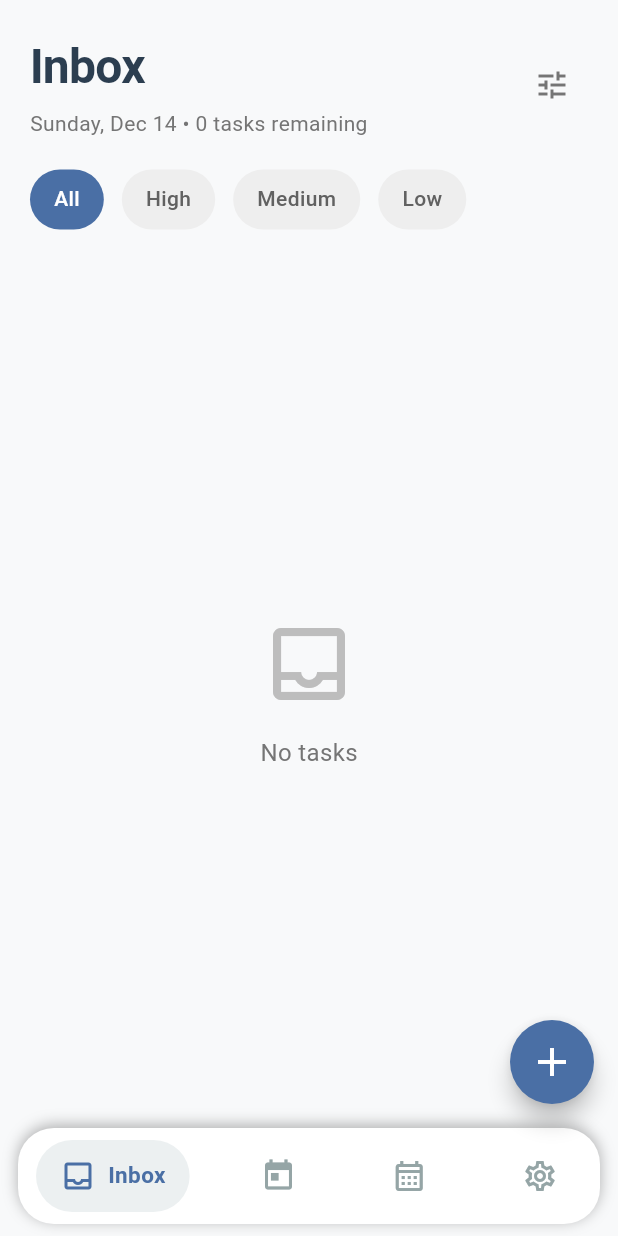
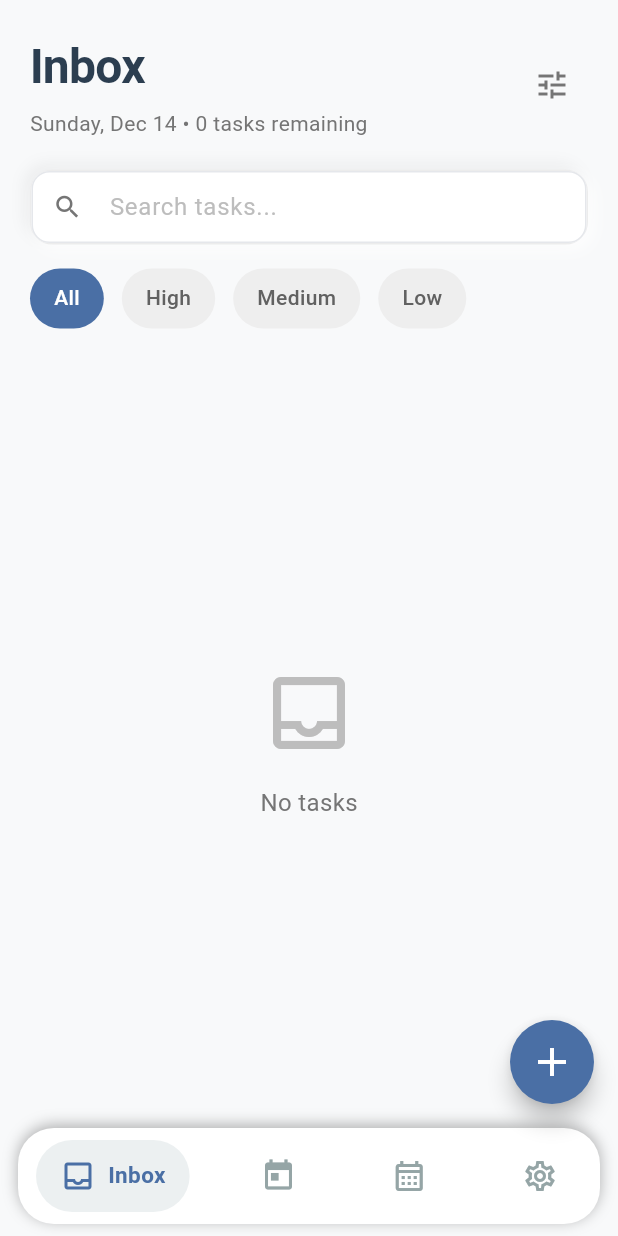
Before and after one commit to Abduldinata/project_flutter_todolist, a Flutter app: the InboxScreen screen opened by its route, on a phone screen of 412 x 824 dp. Run offline on Flutter 3.47's test engine with Material 3 defaults, Android fonts, the phone set to English and light mode, and no system bars; drawn by our look-alikes of google_nav_bar; our stand-ins replace app_links, card_loading, get, get_storage, google_sign_in, image_picker and 3 more; accounts and stored records are empty.

Commit message:
update search

```diff
--- a/lib/screens/completed/completed_screen.dart
+++ b/lib/screens/completed/completed_screen.dart
@@ -3,6 +3,7 @@ import 'package:flutter/material.dart';
 import 'package:get/get.dart';
 import '../../theme/theme_tokens.dart';
 import '../../widgets/task_tile.dart';
+import '../../widgets/loading_widget.dart';
 import '../../services/task_service.dart';
 
 class CompletedScreen extends StatefulWidget {
@@ -203,8 +204,11 @@ class _CompletedScreenState extends State<CompletedScreen> {
   }
 
   Widget _buildTaskList() {
+    final theme = Theme.of(context);
+    final isDark = theme.brightness == Brightness.dark;
+
     if (loading) {
-      return const Center(child: CircularProgressIndicator());
+      return TaskCardLoading(isDark: isDark);
     }
 
     if (tasks.isEmpty) {
--- a/lib/screens/edit_task/edit_task_screen.dart
+++ b/lib/screens/edit_task/edit_task_screen.dart
@@ -3,6 +3,7 @@ import 'package:flutter/material.dart';
 import 'package:get/get.dart';
 import '../../theme/theme_tokens.dart';
 import '../../services/task_service.dart';
+import '../../widgets/loading_widget.dart';
 
 enum Priority { high, medium, low }
 
@@ -168,7 +169,7 @@ class _EditTaskScreenState extends State<EditTaskScreen> {
                   const SizedBox(width: 16),
                   const Text("Edit Task", style: AppStyle.title),
                   const Spacer(),
-                  if (_loading) const CircularProgressIndicator(),
+                  if (_loading) const LoadingWidget(width: 24, height: 24),
                 ],
               ),
               const SizedBox(height: 24),
--- a/lib/screens/home/inbox_screen.dart
+++ b/lib/screens/home/inbox_screen.dart
@@ -3,6 +3,7 @@ import 'package:get/get.dart';
 import '../../theme/theme_tokens.dart';
 import '../../widgets/add_task_button.dart';
 import '../../widgets/bottom_nav.dart';
+import '../../widgets/loading_widget.dart';
 import '../../services/task_service.dart';
 import '../add_task/add_task_popup.dart';
 import '../task_detail/task_detail_screen.dart';
@@ -17,10 +18,12 @@ class InboxScreen extends StatefulWidget {
 
 class _InboxScreenState extends State<InboxScreen> {
   final TaskService _taskService = TaskService();
+  final TextEditingController _searchController = TextEditingController();
   List<Map<String, dynamic>> allTasks = [];
   bool loading = true;
   int navIndex = 0;
   String selectedFilter = 'All';
+  String searchQuery = '';
 
   // Filter berdasarkan priority yang ada di backend
   final List<String> filters = ['All', 'High', 'Medium', 'Low'];
@@ -32,6 +35,17 @@ class _InboxScreenState extends State<InboxScreen> {
   void initState() {
     super.initState();
     loadTasks();
+    _searchController.addListener(() {
+      setState(() {
+        searchQuery = _searchController.text;
+      });
+    });
+  }
+
+  @override
+  void dispose() {
+    _searchController.dispose();
+    super.dispose();
   }
 
   Future<void> loadTasks() async {
@@ -212,6 +226,16 @@ class _InboxScreenState extends State<InboxScreen> {
       }).toList();
     }
 
+    // Apply search filter if search query exists
+    if (searchQuery.isNotEmpty) {
+      final query = searchQuery.toLowerCase().trim();
+      result = result.where((task) {
+        final title = task['title']?.toString().toLowerCase() ?? '';
+        final description = task['description']?.toString().toLowerCase() ?? '';
+        return title.contains(query) || description.contains(query);
+      }).toList();
+    }
+
     return result;
   }
 
@@ -318,6 +342,61 @@ class _InboxScreenState extends State<InboxScreen> {
               ),
             ),
 
+            // Search Bar
+            Padding(
+              padding: const EdgeInsets.symmetric(horizontal: 20),
+              child: Container(
+                decoration: (isDark ? NeuDark.convex : Neu.convex).copyWith(
+                  border: Border.all(
+                    color: isDark
+                        ? Colors.white.withValues(alpha: 0.1)
+                        : Colors.grey.withValues(alpha: 0.2),
+                    width: 1,
+                  ),
+                ),
+                child: TextField(
+                  controller: _searchController,
+                  style: TextStyle(
+                    color: isDark ? Colors.white : AppColors.text,
+                    fontSize: 16,
+                  ),
+                  decoration: InputDecoration(
+                    hintText: 'Search tasks...',
+                    hintStyle: TextStyle(
+                      color: isDark ? Colors.grey[500] : Colors.grey[400],
+                      fontSize: 16,
+                    ),
+                    prefixIcon: Icon(
+                      Icons.search,
+                      color: isDark ? Colors.grey[400] : Colors.grey[600],
+                      size: 20,
+                    ),
+                    suffixIcon: searchQuery.isNotEmpty
+                        ? IconButton(
+                            onPressed: () {
+                              _searchController.clear();
+                            },
+                            icon: Icon(
+                              Icons.clear,
+                              color: isDark
+                                  ? Colors.grey[400]
+                                  : Colors.grey[600],
+                              size: 20,
+                            ),
+                          )
+                        : null,
+                    border: InputBorder.none,
+                    contentPadding: const EdgeInsets.symmetric(
+                      horizontal: 16,
+                      vertical: 12,
+                    ),
+                  ),
+                ),
+              ),
+            ),
+
+            const SizedBox(height: 16),
+
             // Filter Buttons
             SizedBox(
               height: 40,
@@ -370,20 +449,24 @@ class _InboxScreenState extends State<InboxScreen> {
             // Task List
             Expanded(
               child: loading
-                  ? const Center(child: CircularProgressIndicator())
+                  ? TaskCardLoading(isDark: isDark)
                   : filteredTasks.isEmpty
                   ? Center(
                       child: Column(
                         mainAxisAlignment: MainAxisAlignment.center,
                         children: [
                           Icon(
-                            Icons.inbox_outlined,
+                            searchQuery.isNotEmpty
+                                ? Icons.search_off
+                                : Icons.inbox_outlined,
                             size: 64,
                             color: isDark ? Colors.grey[600] : Colors.grey[400],
                           ),
                           const SizedBox(height: 16),
                           Text(
-                            'No tasks',
+                            searchQuery.isNotEmpty
+                                ? 'No tasks found for "$searchQuery"'
+                                : 'No tasks',
                             style: TextStyle(
                               color: isDark
                                   ? Colors.grey[400]
--- a/lib/screens/search/search_popup.dart
+++ b/lib/screens/search/search_popup.dart
@@ -3,6 +3,7 @@ import 'package:get/get.dart';
 import '../../theme/theme_tokens.dart';
 import '../../services/task_service.dart';
 import '../../widgets/task_tile.dart';
+import '../../widgets/loading_widget.dart';
 
 class SearchPopup extends StatefulWidget {
   const SearchPopup({super.key});
@@ -265,7 +266,7 @@ class _SearchPopupState extends State<SearchPopup> {
     final scheme = Theme.of(context).colorScheme;
 
     if (searching) {
-      return const Center(child: CircularProgressIndicator());
+      return const SearchLoading();
     }
 
     if (!hasSearched) {
--- a/pubspec.yaml
+++ b/pubspec.yaml
@@ -38,6 +38,7 @@ dependencies:
   get_storage: ^2.1.1
   animated_bottom_navigation_bar: ^1.3.0
   google_nav_bar: ^5.0.7
+  card_loading: ^0.3.2
   image_picker: ^1.1.2
   package_info_plus: ^8.0.2
   # The following adds the Cupertino Icons font to your application.
```
Also changed, not shown: lib/screens/auth/change_password_screen.dart (+9 -16 lines), lib/screens/auth/forgot_password_screen.dart (+3 -14 lines), lib/screens/auth/login_screen.dart (+3 -16 lines), lib/screens/auth/register_screen.dart (+14 -14 lines), lib/screens/auth/reset_password_screen.dart (+2 -9 lines), lib/screens/home/profile_screen.dart (+34 -15 lines), lib/screens/home/upcoming_screen.dart (+5 -2 lines), lib/widgets/loading_widget.dart (added, +234 -0 lines), pubspec.lock.
